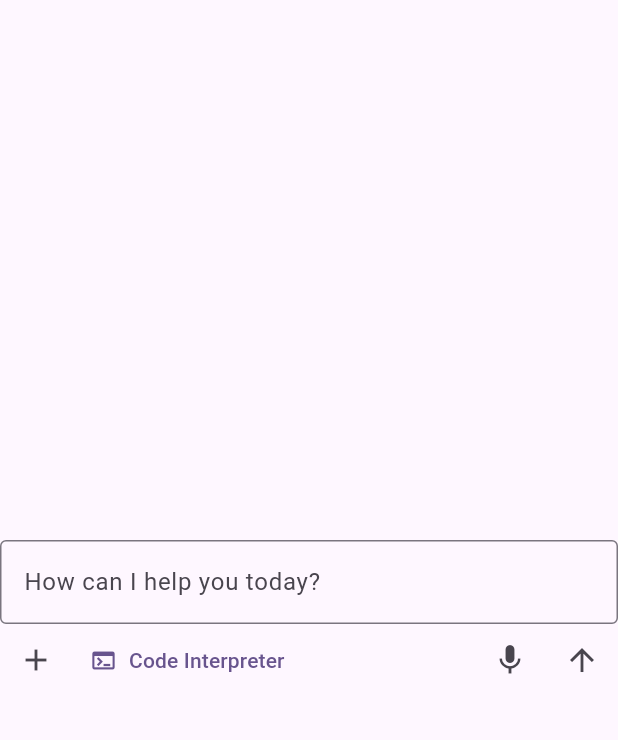
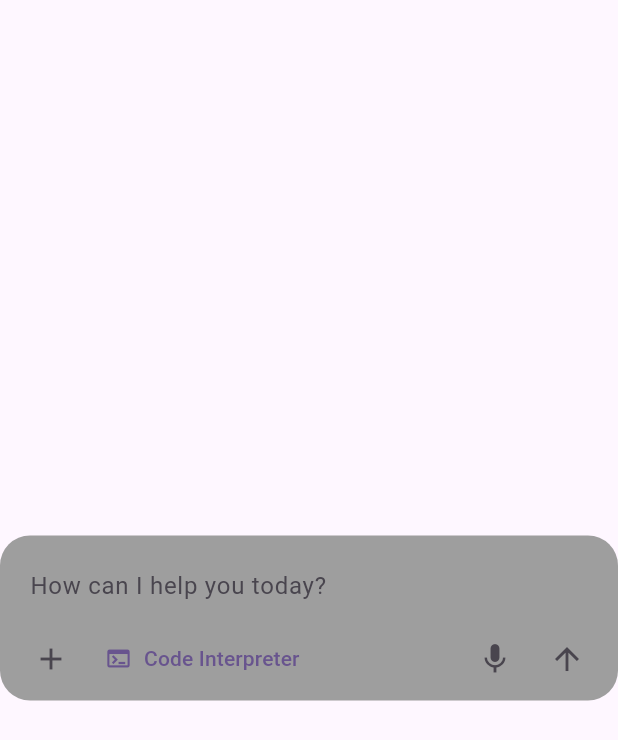
Before and after one commit to mrdonlee/open-webui, a Flutter app: the screen it shows after launch, on a phone screen of 412 x 824 dp. Shown: the top 740 px of the screen. Run offline on Flutter 3.47's test engine with Material 3 defaults, Android fonts, the phone set to English and light mode, and no system bars.

Commit message:
feat: style chat input field

```diff
--- a/lib/widgets/chat_input_widget.dart
+++ b/lib/widgets/chat_input_widget.dart
@@ -10,16 +10,22 @@ class ChatInput extends StatefulWidget {
 class _ChatInput extends State<ChatInput> {
   @override
   Widget build(BuildContext context) {
-    return SizedBox(
+    return Container(
       width: 600,
-      height: 300,
+      height: 110,
+      padding: EdgeInsets.all(10),
+      decoration: BoxDecoration(
+        color: Colors.grey,
+        borderRadius: BorderRadius.circular(20),
+      ),
       child: Column(
         mainAxisAlignment: MainAxisAlignment.center,
         children: [
           TextField(
             decoration: InputDecoration(
-              border: OutlineInputBorder(),
+              border: InputBorder.none,
               hintText: 'How can I help you today?',
+              contentPadding: EdgeInsets.symmetric(vertical: 0, horizontal: 10),
             ),
           ),
           Row(
```
